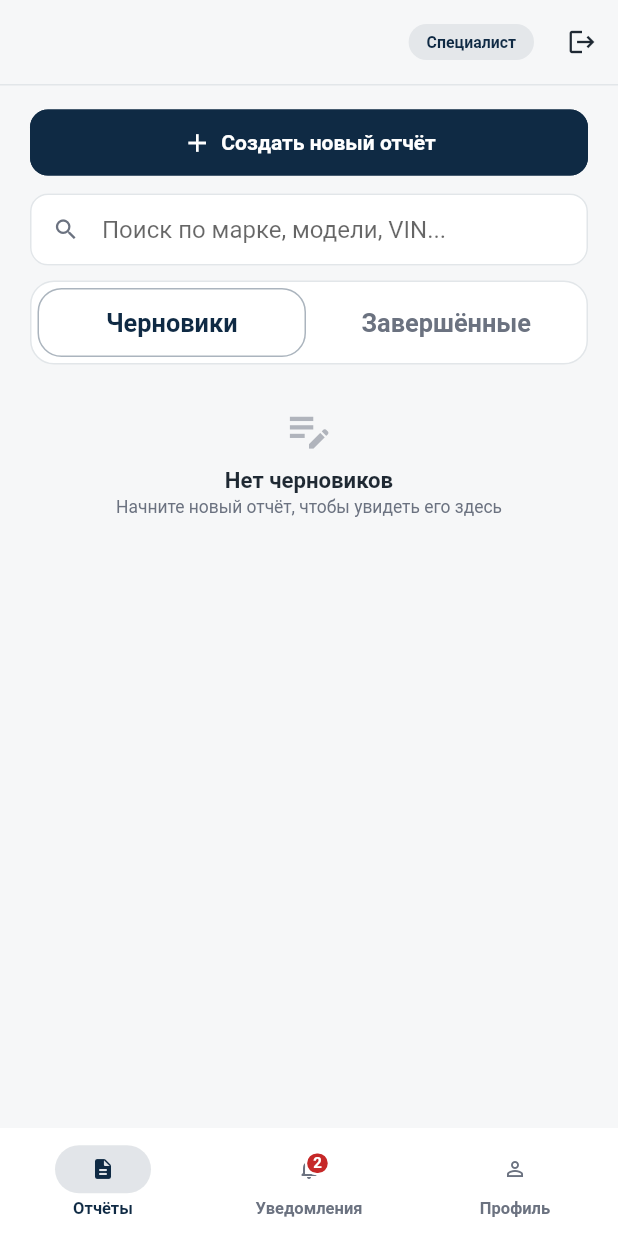
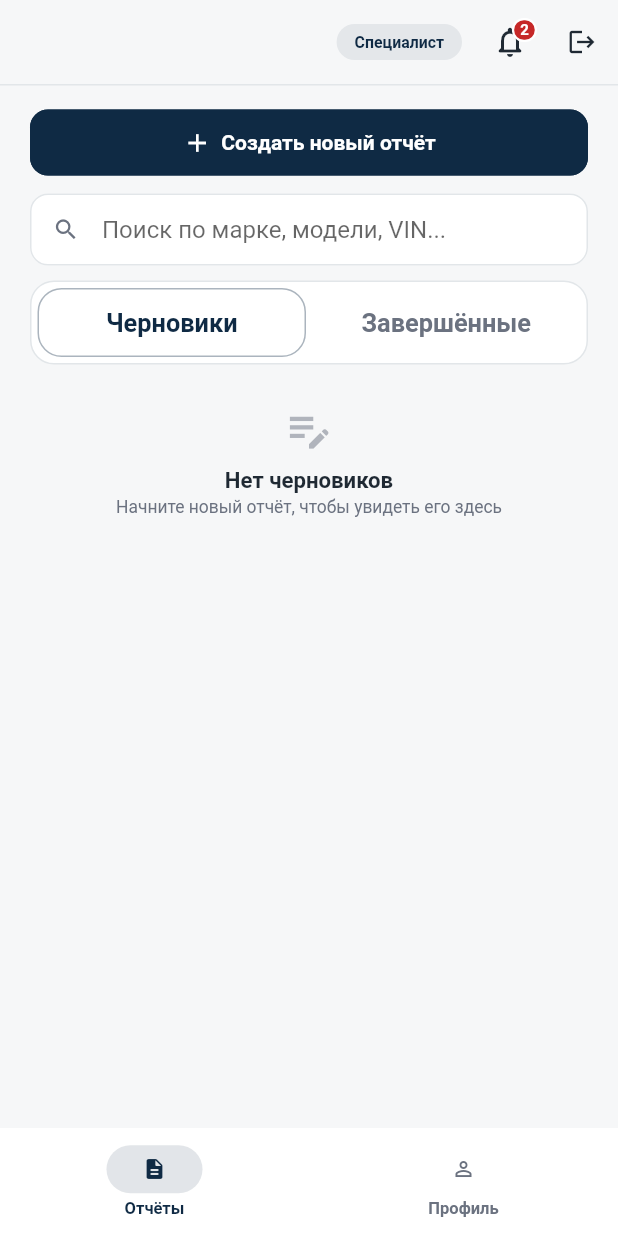
Before and after one commit to grishapav1992/autopodbor, a Flutter app: the SparkJoyShell screen opened directly, on a phone screen of 412 x 824 dp. Run offline on Flutter 3.47's test engine with Material 3 defaults, Android fonts, the phone set to English and light mode, and no system bars; our stand-ins replace audioplayers, cached_network_image, cross_file, dropdown_button2, expandable, file_picker and 12 more; missing offline and left inert: camerawesome, dart:html, dart:js_util, google_mlkit_text_recognition, primer_progress_bar, record; accounts and stored records are empty; network calls fail; project files that could hold a hidden picture were left out.

Commit message:
ui: move notifications from nav tab into AppBar bell icon
Per user preference — the dedicated "Уведомления" bottom-nav tab
felt like a page click too far for a low-frequency destination.
Replace it with a compact bell IconButton in the AppBar, placed
between the role badge ("Специалист" / "Компания") and the logout
button.

Tap on the bell pushes the notifications feed as a full-screen
route with its own AppBar. The feed widget (`SparkJoyNotifications-
Screen`) stays unchanged — the route wrapper gives it a Scaffold +
AppBar only at push time, so it's still reusable as a tab body in
the future if we ever want to bring it back in-place.

Nav restored to the original shape:
  specialist — Отчёты · Профиль
  company    — Отчёты · Сотрудники · Профиль

The `_NotificationNavIcon` widget (bell + live red badge pill) is
reused verbatim: it doesn't know or care whether it's inside a
NavigationDestination or an AppBar IconButton, so the unread badge
keeps rebuilding reactively via the storage ValueNotifier.

No data-layer changes — seed data, markAsRead, and the feed widget
all remain as shipped in d8bdf0b.

Verified:
- flutter analyze: 0 errors, 13 pre-existing warnings (unchanged).

```diff
--- a/lib/ui/mobile/screens/dealer/spark_joy/spark_joy_shell.dart
+++ b/lib/ui/mobile/screens/dealer/spark_joy/spark_joy_shell.dart
@@ -82,46 +82,64 @@ class _SparkJoyShellState extends State<SparkJoyShell> {
     });
   }
 
-  /// Builds a "Уведомления" destination with a live unread-count badge.
-  /// The badge rebuilds via the storage's ValueNotifier so it refreshes
-  /// the moment any notification flips to read without a manual reload.
-  NavigationDestination _notificationsDestination() {
-    return const NavigationDestination(
-      icon: _NotificationNavIcon(icon: Icons.notifications_none_rounded),
-      selectedIcon: _NotificationNavIcon(icon: Icons.notifications_rounded),
-      label: 'Уведомления',
+  /// Pushes the notifications feed as a full-screen route.
+  /// Wrapping here (instead of giving [SparkJoyNotificationsScreen] its
+  /// own Scaffold) keeps the screen reusable as a tab body too if we
+  /// ever want to bring it back in-place.
+  void _openNotifications(BuildContext context) {
+    Navigator.of(context).push(
+      MaterialPageRoute<void>(
+        builder: (_) => Scaffold(
+          appBar: AppBar(
+            centerTitle: false,
+            titleSpacing: SparkSpace.md,
+            title: const Text(
+              'Уведомления',
+              style: TextStyle(
+                fontSize: SparkTextSize.titleLg,
+                fontWeight: FontWeight.w700,
+                color: kPrimaryColor,
+              ),
+            ),
+            bottom: PreferredSize(
+              preferredSize: const Size.fromHeight(SparkSpace.hairline),
+              child:
+                  Container(height: SparkSpace.hairline, color: kBorderColor),
+            ),
+          ),
+          body: const SparkJoyNotificationsScreen(),
+        ),
+      ),
     );
   }
 
   List<NavigationDestination> _navDestinations() {
     if (_role == SparkJoyRole.specialist) {
-      return [
-        const NavigationDestination(
+      return const [
+        NavigationDestination(
           icon: Icon(Icons.description_outlined),
           selectedIcon: Icon(Icons.description_rounded),
           label: 'Отчёты',
         ),
-        _notificationsDestination(),
-        const NavigationDestination(
+        NavigationDestination(
           icon: Icon(Icons.person_outline),
           selectedIcon: Icon(Icons.person_rounded),
           label: 'Профиль',
         ),
       ];
     }
-    return [
-      const NavigationDestination(
+    return const [
+      NavigationDestination(
         icon: Icon(Icons.description_outlined),
         selectedIcon: Icon(Icons.description_rounded),
         label: 'Отчёты',
       ),
-      const NavigationDestination(
+      NavigationDestination(
         icon: Icon(Icons.groups_outlined),
         selectedIcon: Icon(Icons.groups_rounded),
         label: 'Сотрудники',
       ),
-      _notificationsDestination(),
-      const NavigationDestination(
+      NavigationDestination(
         icon: Icon(Icons.person_outline),
         selectedIcon: Icon(Icons.person_rounded),
         label: 'Профиль',
@@ -133,8 +151,6 @@ class _SparkJoyShellState extends State<SparkJoyShell> {
     if (_role == SparkJoyRole.specialist) {
       switch (_index) {
         case 1:
-          return 'Уведомления';
-        case 2:
           return 'Профиль';
         case 0:
         default:
@@ -145,8 +161,6 @@ class _SparkJoyShellState extends State<SparkJoyShell> {
       case 1:
         return 'Сотрудники';
       case 2:
-        return 'Уведомления';
-      case 3:
         return 'Профиль';
       case 0:
       default:
@@ -181,7 +195,6 @@ class _SparkJoyShellState extends State<SparkJoyShell> {
     final tabs = _role == SparkJoyRole.specialist
         ? <Widget>[
             const SparkJoyReportsListScreen(companyMode: false),
-            const SparkJoyNotificationsScreen(),
             SparkJoySpecialistProfileScreen(
               onBusinessStatusChanged: _onBusinessStatusChanged,
             ),
@@ -189,7 +202,6 @@ class _SparkJoyShellState extends State<SparkJoyShell> {
         : <Widget>[
             const SparkJoyReportsListScreen(companyMode: true),
             const SparkJoyCompanyStaffScreen(),
-            const SparkJoyNotificationsScreen(),
             SparkJoySpecialistProfileScreen(
               onBusinessStatusChanged: _onBusinessStatusChanged,
             ),
@@ -223,6 +235,13 @@ class _SparkJoyShellState extends State<SparkJoyShell> {
                   vertical: SparkSpace.sm,
                 ),
               ),
+            ),
+          ),
+          IconButton(
+            tooltip: 'Уведомления',
+            onPressed: () => _openNotifications(context),
+            icon: const _NotificationNavIcon(
+              icon: Icons.notifications_none_rounded,
             ),
           ),
           IconButton(
```
